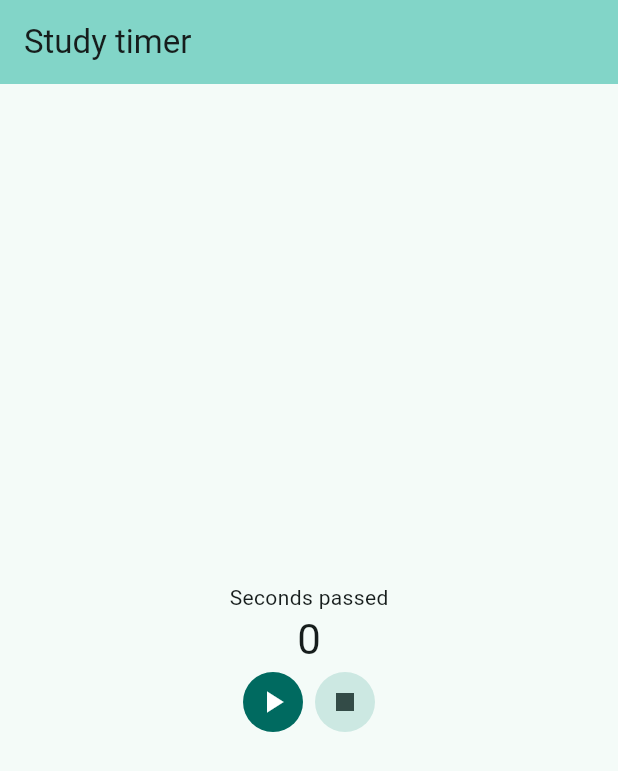
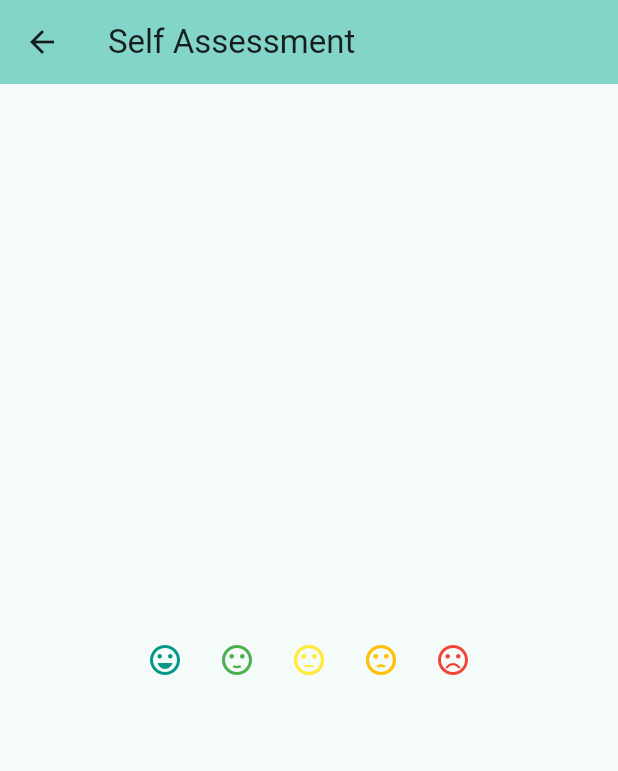
Before and after one commit to MaximilianMatisan/interactive_notifications, a Flutter app: the screen it shows after launch, after a tap on the "play arrow" icon, after a tap on the "stop" icon, on a phone screen of 412 x 824 dp. Shown: the top 771 px of the screen. Run offline on Flutter 3.47's test engine with Material 3 defaults, Android fonts, the phone set to English and light mode, and no system bars.

Commit message:
Basic rerouting to self assessment after ending timer

```diff
--- a/lib/main.dart
+++ b/lib/main.dart
@@ -16,7 +16,7 @@ class MyApp extends StatelessWidget {
       theme: ThemeData(
         colorScheme: .fromSeed(seedColor: Colors.teal),
       ),
-      home: const MyHomePage(title: 'Study timer'),
+      home: const MyHomePage(),
     );
   }
 }
--- /dev/null
+++ b/lib/models/mood.dart
@@ -0,0 +1,15 @@
+
+import 'package:flutter/material.dart';
+
+enum Mood {
+  perfect(icon: Icons.sentiment_very_satisfied, color: Colors.teal),
+  good(icon: Icons.sentiment_satisfied, color: Colors.green),
+  normal(icon: Icons.sentiment_neutral, color: Colors.yellow),
+  bad(icon: Icons.sentiment_dissatisfied, color: Colors.amber),
+  miserable(icon: Icons.sentiment_very_dissatisfied, color: Colors.red);
+
+  final IconData icon;
+  final Color color;
+
+  const Mood ({required this.icon, required this.color});
+}
--- a/lib/pages/home_page.dart
+++ b/lib/pages/home_page.dart
@@ -1,14 +1,15 @@
 import 'dart:async';
 
 import 'package:flutter/material.dart';
+import 'package:interactive_notifications/pages/self_assessment_page.dart';
 
 import '../widgets/timer_buttons.dart';
 import '../widgets/timer_display.dart';
 
 class MyHomePage extends StatefulWidget {
-  const MyHomePage({super.key, required this.title});
+  const MyHomePage({super.key});
 
-  final String title;
+  final String title = 'Study Timer';
 
   @override
   State<MyHomePage> createState() => _MyHomePageState();
@@ -37,7 +38,15 @@ class _MyHomePageState extends State<MyHomePage> {
     });
   }
 
-  void _resetTimer() {
+  void _endLearningTimer() {
+    int studiedTime = _resetTimer();
+    if (studiedTime > 0) {
+      _switchToSelfAssessment();
+    }
+  }
+
+  int _resetTimer() {
+    int finalStudyTime = _secondsPassed;
     setState(() {
       if (_timer != null) {
         _timer?.cancel();
@@ -45,6 +54,14 @@ class _MyHomePageState extends State<MyHomePage> {
       }
       _secondsPassed = 0;
     });
+    return finalStudyTime;
+  }
+
+  void _switchToSelfAssessment() {
+    Navigator.push(
+        context,
+        MaterialPageRoute(builder: (context) => SelfAssessmentPage())
+    );
   }
 
   @override
@@ -72,7 +89,7 @@ class _MyHomePageState extends State<MyHomePage> {
             TimerButtons(
                 isTimerActive: _isRunning,
                 onPressedToggle: _toggleTimer,
-                onPressedReset: _resetTimer
+                onPressedReset: _endLearningTimer,
             )
           ],
         ),
--- /dev/null
+++ b/lib/pages/self_assessment_page.dart
@@ -0,0 +1,29 @@
+import 'package:flutter/material.dart';
+
+import '../widgets/self_assessment.dart';
+
+
+class SelfAssessmentPage extends StatefulWidget {
+  const SelfAssessmentPage({super.key});
+
+  final String title = 'Self Assessment';
+
+  @override
+  State<SelfAssessmentPage> createState() => _SelfAssessmentPageState();
+}
+
+class _SelfAssessmentPageState extends State<SelfAssessmentPage> {
+
+  @override
+  Widget build(BuildContext context) {
+    return Scaffold(
+      appBar: AppBar(
+        backgroundColor: Theme.of(context).colorScheme.inversePrimary,
+        title: Text(widget.title),
+      ),
+      body: Center(
+        child: SelfAssessment()
+      ),
+    );
+  }
+}
--- /dev/null
+++ b/lib/widgets/self_assessment.dart
@@ -0,0 +1,22 @@
+
+import 'package:flutter/material.dart';
+
+import '../models/mood.dart';
+
+class SelfAssessment extends StatelessWidget {
+  const SelfAssessment({super.key});
+
+  @override
+  Widget build(BuildContext context) {
+    return Row (
+      mainAxisAlignment: .center,
+      children: [
+        for (final mood in Mood.values)
+          IconButton(
+            onPressed: () {  },
+            icon: Icon(mood.icon, color: mood.color)
+          )
+      ],
+    );
+  }
+}
```
